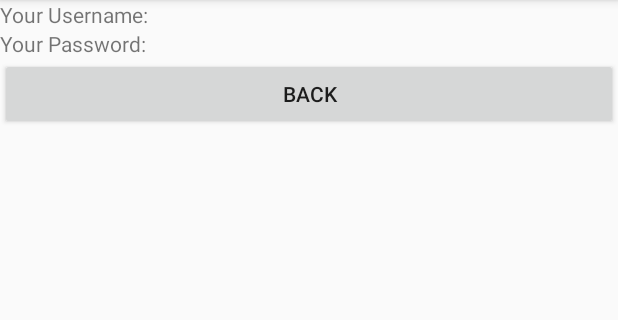
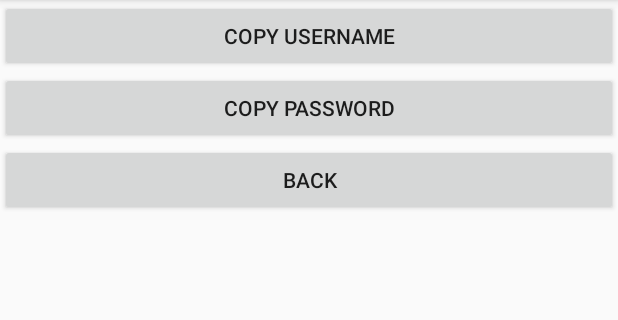
Before and after one commit to dennis95stumm/PassKeeper, an Android app: the NotificationActivity screen opened directly, with no data from a screen before it, on a phone screen of 412 x 824 dp, the part 84-404 px from its top. Run offline under Robolectric (Android 15) with nearby library versions, the phone set to English and light mode, and no system bars; 2 statements that could not run were skipped.

Commit message:
Notifications vollständig implementiert, Passwort und Username können jetzt aus der Notification kopiert werden

```diff
--- a/app/src/main/java/de/szut/passkeeper/activity/NotificationActivity.java
+++ b/app/src/main/java/de/szut/passkeeper/activity/NotificationActivity.java
@@ -1,18 +1,63 @@
 package de.szut.passkeeper.activity;
 
 import android.app.Activity;
+import android.app.Notification;
+import android.app.NotificationManager;
+import android.app.PendingIntent;
+import android.content.ClipData;
+import android.content.ClipboardManager;
+import android.content.Context;
+import android.content.Intent;
 import android.os.Bundle;
 import android.view.View;
 import android.widget.Button;
+import android.widget.EditText;
 
 import de.szut.passkeeper.R;
+import de.szut.passkeeper.model.Security;
 
 public class NotificationActivity extends Activity{
+
+    private Button btnCopyUsername;
+    private Button btnCopyPassword;
     private Button btnBack;
+    Bundle extras;
+    String name;
+    String pwd;
+    //String loginData;
+
     @Override
     protected void onCreate(Bundle savedInstanceState) {
         super.onCreate(savedInstanceState);
         setContentView(R.layout.notification_layout);
+
+        extras = this.getIntent().getExtras();
+        pwd =  extras.getString("PWD");
+        name =  extras.getString("NAME");
+        //String loginData = this.getIntent().getData().toString();
+
+
+
+        btnCopyUsername = (Button) findViewById(R.id.btnCopyUsername);
+        btnCopyUsername.setOnClickListener(new View.OnClickListener() {
+            @Override
+            public void onClick(View view) {
+                ClipboardManager clipboard = (ClipboardManager) getSystemService(CLIPBOARD_SERVICE);
+                ClipData clip = ClipData.newPlainText("label", name);
+                clipboard.setPrimaryClip(clip);
+                finish();
+            }
+        });
+        btnCopyPassword = (Button) findViewById(R.id.btnCopyPassword);
+        btnCopyPassword.setOnClickListener(new View.OnClickListener() {
+            @Override
+            public void onClick(View view) {
+                ClipboardManager clipboard = (ClipboardManager) getSystemService(CLIPBOARD_SERVICE);
+                ClipData clip = ClipData.newPlainText("label", pwd);
+                clipboard.setPrimaryClip(clip);
+                finish();
+            }
+        });
         btnBack = (Button) findViewById(R.id.btnBack);
         btnBack.setOnClickListener(new View.OnClickListener() {
             @Override
@@ -22,4 +67,10 @@ public class NotificationActivity extends Activity{
         });
 
     }
+    @Override
+    protected void onNewIntent(Intent intent){
+        //loginData = intent.getData().toString();
+        extras =  intent.getExtras();
+    }
+
 }
--- a/app/src/main/java/de/szut/passkeeper/model/DatabaseModel.java
+++ b/app/src/main/java/de/szut/passkeeper/model/DatabaseModel.java
@@ -14,9 +14,7 @@ import de.szut.passkeeper.property.CategoryProperty;
 import de.szut.passkeeper.property.DatabaseProperty;
 import de.szut.passkeeper.property.EntryProperty;
 
-/**
- * Created by Sami.Al-Khatib on 10.02.2015.
- */
+
 public class DatabaseModel {
     private DatabaseOpenHelper databaseOpenHelper;
     private SQLiteDatabase sqLiteDatabase;
--- a/app/src/main/res/layout/notification_layout.xml
+++ b/app/src/main/res/layout/notification_layout.xml
@@ -3,16 +3,19 @@
     android:orientation="vertical" android:layout_width="match_parent"
     android:layout_height="match_parent">
 
-    <TextView
+    <Button
+        android:id="@+id/btnCopyUsername"
         android:layout_width="fill_parent"
         android:layout_height="wrap_content"
-        android:text="@string/hint_entry_notification_username"
+        android:text="Copy Username"
         />
-    <TextView
+    <Button
+        android:id="@+id/btnCopyPassword"
         android:layout_width="fill_parent"
         android:layout_height="wrap_content"
-        android:text="@string/hint_entry_notification_pw"
+        android:text="Copy Password"
         />
+
     <Button
         android:id="@+id/btnBack"
         android:layout_width="fill_parent"
```
Also changed, not shown: app/src/main/java/de/szut/passkeeper/activity/UpdateEntryActivity.java (+31 -14 lines).
